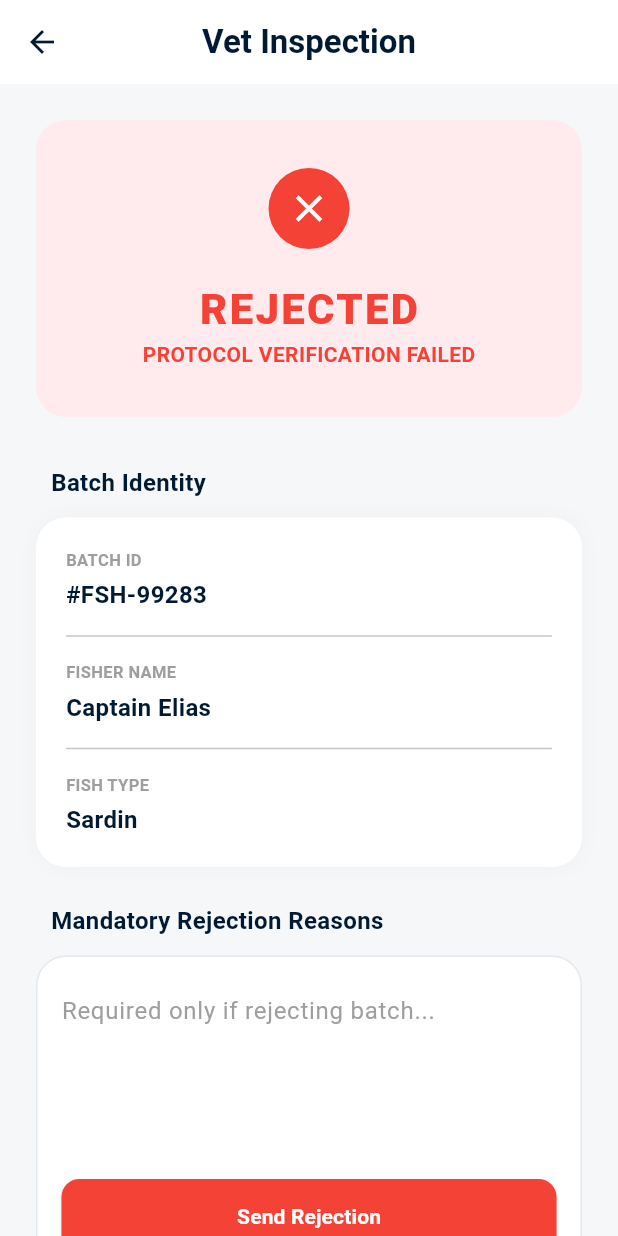
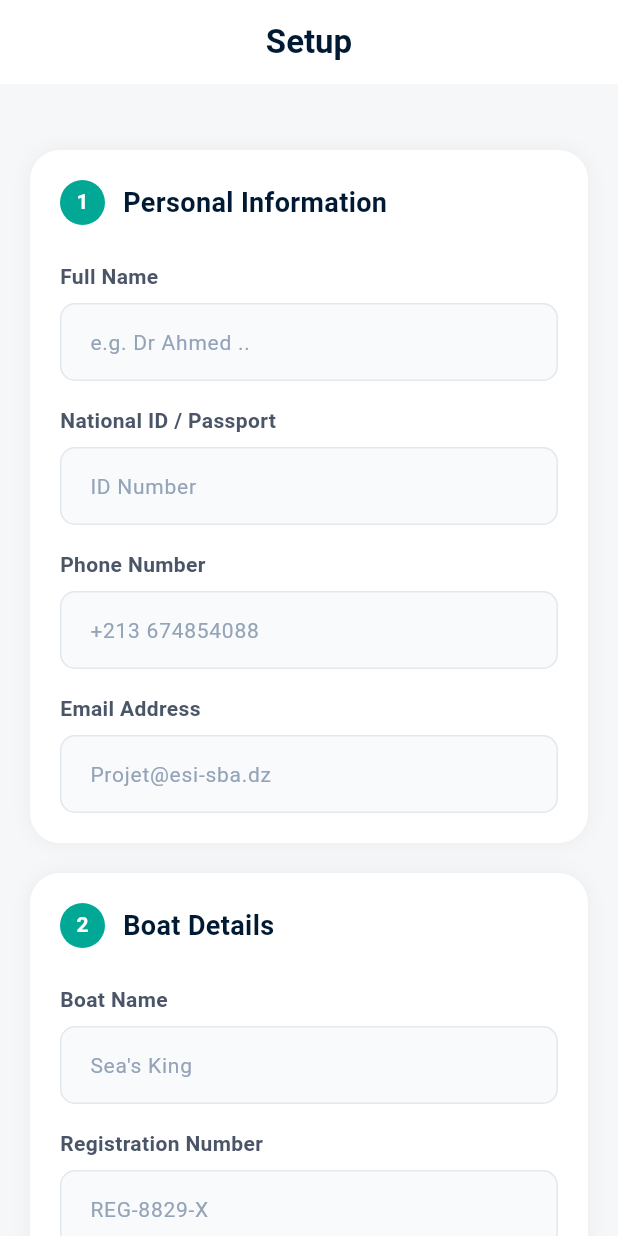
Before and after one commit to Hakoesi16/projet-global, a Flutter app: the screen it shows after launch, on a phone screen of 412 x 824 dp. Run offline on Flutter 3.47's test engine with Material 3 defaults, Android fonts, the phone set to English and light mode, and no system bars; our stand-ins replace bloc, equatable, flutter_bloc, google_sign_in, image_picker; missing offline and left inert: checkmark, flutter_facebook_auth.

Commit message:
ajouter pages de vitirinaire

```diff
--- a/lib/executt/failedverfc.dart
+++ b/lib/executt/failedverfc.dart
@@ -58,37 +58,6 @@ class _FailedvetPageState extends State<FailedvetPage> {
     }
   }
 
-  void _showQRCode(String batchId) {
-    showDialog(
-      context: context,
-      builder: (context) => AlertDialog(
-        shape: RoundedRectangleBorder(borderRadius: BorderRadius.circular(20)),
-        title: const Text("Batch QR Code", textAlign: TextAlign.center),
-        content: Column(
-          mainAxisSize: MainAxisSize.min,
-          children: [
-            Container(
-              width: 200,
-              height: 200,
-              decoration: BoxDecoration(
-                border: Border.all(color: const Color(0xFF013D73), width: 2),
-                borderRadius: BorderRadius.circular(10),
-              ),
-              child: const Icon(Icons.qr_code_2, size: 150, color: Color(0xFF013D73)),
-            ),
-            const SizedBox(height: 16),
-            Text("ID: $batchId", style: const TextStyle(fontWeight: FontWeight.bold)),
-          ],
-        ),
-        actions: [
-          TextButton(
-            onPressed: () => Navigator.pop(context),
-            child: const Text("Close"),
-          )
-        ],
-      ),
-    );
-  }
 
   @override
   Widget build(BuildContext context) {
@@ -139,11 +108,11 @@ class _FailedvetPageState extends State<FailedvetPage> {
                   ),
                   const SizedBox(height: 12),
                   _buildActionCard(
-                    icon: Icons.qr_code_2_outlined,
-                    title: "Generate Batch QR",
-                    subtitle: "Scan to verify authenticity",
+                    icon: Icons.remove_red_eye_outlined,
+                    title: "View Batch Report",
+                    subtitle: "",
                     actionIcon: Icons.open_in_new_outlined,
-                    onTap: () => _showQRCode(data["batchId"]),
+                    onTap: () {},
                   ),
                 ],
               ),
@@ -164,36 +133,51 @@ class _FailedvetPageState extends State<FailedvetPage> {
   Widget _buildStatusCard() {
     return Container(
       width: double.infinity,
-      padding: const EdgeInsets.all(32),
+      padding: const EdgeInsets.symmetric(vertical: 40),
       decoration: BoxDecoration(
-        color: const Color(0xFFFFEBEE), // Rouge très clair pour Rejeté
-        borderRadius: BorderRadius.circular(20),
+        color: const Color(0xFFF9B1B1), // Rose/Rouge clair selon l'image
+        borderRadius: BorderRadius.circular(15),
+        boxShadow: [
+          BoxShadow(
+            color: Colors.black.withValues(alpha: 0.1),
+            blurRadius: 20,
+            offset: const Offset(0, 10),
+          )
+        ],
       ),
       child: Column(
         children: [
           Container(
-            padding: const EdgeInsets.all(12),
-            decoration: const BoxDecoration(
-              color: Colors.red,
-              shape: BoxShape.circle,
+            width: 80,
+            height: 80,
+            decoration: BoxDecoration(
+              color: Colors.white.withValues(alpha: 0.2), // Rectangle arrondi pour l'icône
+              borderRadius: BorderRadius.circular(20),
             ),
-            child: const Icon(Icons.close, color: Colors.white, size: 30),
-          ),
-          const SizedBox(height: 20),
-          const Text("REJECTED",
-            style: TextStyle(
-              color: Colors.red,
-              fontSize: 28,
-              fontWeight: FontWeight.w900,
-              letterSpacing: 1.5,
+            child: const Icon(
+              Icons.block,
+              color: Color(0xFFE53935), // Rouge foncé pour l'icône
+              size: 45
             ),
           ),
+          const SizedBox(height: 24),
+          const Text(
+            "REJECTED",
+            style: TextStyle(
+              color: Color(0xFFE53935), // Rouge foncé pour le texte
+              fontSize: 34,
+              fontWeight: FontWeight.w900,
+              letterSpacing: 1,
+            ),
+          ),
+          const SizedBox(height: 8),
           const Text(
             "PROTOCOL VERIFICATION FAILED",
             style: TextStyle(
-              color: Colors.red,
+              color: Color(0xFFE53935),
               fontSize: 14,
               fontWeight: FontWeight.bold,
+              letterSpacing: 0.5,
             ),
           ),
         ],
@@ -203,7 +187,7 @@ class _FailedvetPageState extends State<FailedvetPage> {
 
   Widget _buildSectionTitle(String title) {
     return Container(
-      padding: EdgeInsets.only(left: 10),
+      padding: const EdgeInsets.only(left: 10),
       child: Text(
         title,
         style: const TextStyle(
@@ -273,7 +257,7 @@ class _FailedvetPageState extends State<FailedvetPage> {
           ElevatedButton(
             onPressed: _submitRejection,
             style: ElevatedButton.styleFrom(
-              backgroundColor: Colors.red,
+              backgroundColor: const Color(0xFFE53935),
               minimumSize: const Size(double.infinity, 50),
               shape: RoundedRectangleBorder(borderRadius: BorderRadius.circular(12)),
             ),
@@ -301,7 +285,7 @@ class _FailedvetPageState extends State<FailedvetPage> {
                 color: const Color(0xFFF1F5F9),
                 borderRadius: BorderRadius.circular(10),
               ),
-              child: Icon(icon, color: Colors.red),
+              child: Icon(icon, color: const Color(0xFFE53935)),
             ),
             const SizedBox(width: 16),
             Expanded(
--- /dev/null
+++ b/lib/executt/setupvit.dart
@@ -0,0 +1,344 @@
+import 'dart:io';
+import 'package:flutter/material.dart';
+import 'package:flutter_bloc/flutter_bloc.dart';
+import 'package:image_picker/image_picker.dart';
+import 'succesverfc.dart';
+import '../cubit/authcubit.dart';
+import '../cubit/authstate.dart';
+
+class SetupVitpage extends StatefulWidget {
+  final String token;
+  const SetupVitpage({super.key, required this.token});
+
+  @override
+  State<SetupVitpage> createState() => _SetupVitpageState();
+}
+
+class _SetupVitpageState extends State<SetupVitpage> {
+  final _fullNameVitController = TextEditingController();
+  final _nationalIdVitController = TextEditingController();
+  final _phoneVitController = TextEditingController();
+  final _emailVitController = TextEditingController();
+  final _boatNameVitController = TextEditingController();
+  final _registrationVitController = TextEditingController();
+  final _homePortVitController = TextEditingController();
+  final _licenseVitController = TextEditingController();
+  final _expiryVitController = TextEditingController();
+  File? _fishingLicenseFileVit;
+  File? _boatRegistrationFileVit;
+  final ImagePicker _picker = ImagePicker();
+
+  @override
+  void dispose() {
+    _fullNameVitController.dispose();
+    _nationalIdVitController.dispose();
+    _phoneVitController.dispose();
+    _emailVitController.dispose();
+    _boatNameVitController.dispose();
+    _registrationVitController.dispose();
+    _homePortVitController.dispose();
+    _licenseVitController.dispose();
+    _expiryVitController.dispose();
+    super.dispose();
+  }
+
+  Future<void> _pickFile(bool isLicense) async {
+    final XFile? pickedFile = await _picker.pickImage(source: ImageSource.gallery);
+    if (pickedFile != null) {
+      setState(() {
+        if (isLicense) {
+          _fishingLicenseFileVit = File(pickedFile.path);
+        } else {
+          _boatRegistrationFileVit = File(pickedFile.path);
+        }
+      });
+    }
+  }
+
+  void _submit() {
+    if (_fullNameVitController.text.isEmpty || _boatNameVitController.text.isEmpty || _licenseVitController.text.isEmpty) {
+      ScaffoldMessenger.of(context).showSnackBar(
+        const SnackBar(content: Text("Please fill all required fields")),
+      );
+      return;
+    }
+
+    context.read<AuthCubit>().submitSetupVit(
+      token: widget.token,
+      fullNameVit: _fullNameVitController.text.trim(),
+      nationalIdVit: _nationalIdVitController.text.trim(),
+      phoneVit: _phoneVitController.text.trim(),
+      emailVit: _emailVitController.text.trim(),
+      boatNameVit: _boatNameVitController.text.trim(),
+      registrationNumberVit: _registrationVitController.text.trim(),
+      homePortVit: _homePortVitController.text.trim(),
+      licenseNumberVit: _licenseVitController.text.trim(),
+      expiryDateVit: _expiryVitController.text.trim(),
+      fishingLicenseVit: _fishingLicenseFileVit,
+      boatRegistrationVit: _boatRegistrationFileVit,
+    );
+  }
+
+  @override
+  Widget build(BuildContext context) {
+    return Scaffold(
+      backgroundColor: const Color(0xFFF5F7F9),
+      appBar: AppBar(
+        backgroundColor: Colors.white,
+        elevation: 0,
+        title: const Text("Setup", style: TextStyle(fontWeight: FontWeight.bold, color: Color(0xFF011A33))),
+        centerTitle: true,
+      ),
+      body: BlocConsumer<AuthCubit, AuthState>(
+        listener: (context, state) {
+          if (state is SetupSuccess) {
+             Navigator.pushReplacement(context, MaterialPageRoute(builder: (context) => VetInspectionPage(token: widget.token, batchId: "NEW-BATCH")));
+          } else if (state is AuthError) {
+            ScaffoldMessenger.of(context).showSnackBar(
+              SnackBar(content: Text(state.message)),
+            );
+          }
+        },
+        builder: (context, state) {
+          if (state is SetupLoading) {
+            return const Center(child: CircularProgressIndicator(color: Color(0xFF01A896)));
+          }
+
+          return SingleChildScrollView(
+            padding: const EdgeInsets.all(20),
+            child: Column(
+              crossAxisAlignment: CrossAxisAlignment.start,
+              children: [
+                // _buildProgressBar(),
+                const SizedBox(height: 24),
+                _buildSection(
+                  number: "1",
+                  title: "Personal Information",
+                  children: [
+                    _label("Full Name"),
+                    customTextField("e.g. Dr Ahmed ..", _fullNameVitController),
+                    const SizedBox(height: 16),
+                    _label("National ID / Passport"),
+                    customTextField("ID Number", _nationalIdVitController),
+                    const SizedBox(height: 16),
+                    _label("Phone Number"),
+                    customTextField("+213 674854088", _phoneVitController),
+                    const SizedBox(height: 16),
+                    _label("Email Address"),
+                    customTextField("Projet@esi-sba.dz", _emailVitController),
+                  ],
+                ),
+                const SizedBox(height: 20),
+                _buildSection(
+                  number: "2",
+                  title: "Boat Details",
+                  children: [
+                    _label("Boat Name"),
+                    customTextField("Sea's King", _boatNameVitController),
+                    const SizedBox(height: 16),
+                    _label("Registration Number"),
+                    customTextField("REG-8829-X", _registrationVitController),
+                    const SizedBox(height: 16),
+                    _label("Home Port"),
+                    portTextField("City, Port Name", _homePortVitController),
+                  ],
+                ),
+                const SizedBox(height: 20),
+                _buildSection(
+                  number: "3",
+                  title: "Licenses & Documents",
+                  children: [
+                    _label("Primary License #"),
+                    customTextField("LIC-00-1122", _licenseVitController),
+                    const SizedBox(height: 16),
+                    _label("Expiry Date"),
+                    customTextField("mm/dd/yyyy", _expiryVitController),
+                    const SizedBox(height: 24),
+                    const Text("Required Uploads (PDF or JPG)", style: TextStyle(fontSize: 14, fontWeight: FontWeight.bold, color: Color(0xFF011A33))),
+                    const SizedBox(height: 16),
+                    _buildUploadTile(Icons.description, "Fishing License", _fishingLicenseFileVit, () => _pickFile(true)),
+                    const SizedBox(height: 12),
+                    _buildUploadTile(Icons.directions_boat, "Boat Registration", _boatRegistrationFileVit, () => _pickFile(false)),
+                  ],
+                ),
+                const SizedBox(height: 32),
+                _buildCompleteButton(),
+                const SizedBox(height: 24),
+                _buildFooterText(),
+                const SizedBox(height: 40),
+              ],
+            ),
+          );
+        },
+      ),
+    );
+  }
+
+  // Widget _buildProgressBar() {
+  //   return Container(
+  //     padding: const EdgeInsets.all(16),
+  //     decoration: BoxDecoration(
+  //       color: Colors.white,
+  //       borderRadius: BorderRadius.circular(15),
+  //     ),
+  //     child: Column(
+  //       children: [
+  //         Row(
+  //           mainAxisAlignment: MainAxisAlignment.spaceBetween,
+  //           children: const [
+  //             Text("Profile Completion", style: TextStyle(color: Color(0xFF01A896), fontWeight: FontWeight.bold, fontSize: 13)),
+  //             Text("65%", style: TextStyle(color: Color(0xFF011A33), fontWeight: FontWeight.bold, fontSize: 13)),
+  //           ],
+  //         ),
+  //         const SizedBox(height: 12),
+  //         ClipRRect(
+  //           borderRadius: BorderRadius.circular(5),
+  //           child: const LinearProgressIndicator(
+  //             value: 0.65,
+  //             minHeight: 8,
+  //             backgroundColor: Color(0xFFF1F5F9),
+  //             valueColor: AlwaysStoppedAnimation<Color>(Color(0xFF01A896)),
+  //           ),
+  //         ),
+  //       ],
+  //     ),
+  //   );
+  // }
+
+  Widget _buildSection({required String number, required String title, required List<Widget> children}) {
+    return Container(
+      padding: const EdgeInsets.all(20),
+      decoration: BoxDecoration(
+        color: Colors.white,
+        borderRadius: BorderRadius.circular(20),
+        boxShadow: [BoxShadow(color: Colors.black.withValues(alpha: 0.05), blurRadius: 10)],
+      ),
+      child: Column(
+        crossAxisAlignment: CrossAxisAlignment.start,
+        children: [
+          Row(
+            children: [
+              CircleAvatar(radius: 15, backgroundColor: const Color(0xFF01A896), child: Text(number, style: const TextStyle(color: Colors.white, fontSize: 14, fontWeight: FontWeight.bold))),
+              const SizedBox(width: 12),
+              Text(title, style: const TextStyle(fontSize: 18, fontWeight: FontWeight.bold, color: Color(0xFF011A33))),
+            ],
+          ),
+          const SizedBox(height: 24),
+          ...children,
+        ],
+      ),
+    );
+  }
+
+  Widget _label(String text) => Padding(padding: const EdgeInsets.only(bottom: 8), child: Text(text, style: const TextStyle(fontSize: 14, fontWeight: FontWeight.w600, color: Color(0xFF4A5568))));
+
+  Widget _buildUploadTile(IconData icon, String title, File? file, VoidCallback onTap) {
+    return Container(
+      padding: const EdgeInsets.all(12),
+      decoration: BoxDecoration(
+        color: const Color(0xFFF8FAFC),
+        borderRadius: BorderRadius.circular(12),
+        border: Border.all(color: const Color(0xFFE2E8F0)),
+      ),
+      child: Row(
+        children: [
+          Icon(icon, color: const Color(0xFF01A896)),
+          const SizedBox(width: 12),
+          Expanded(
+            child: Column(
+              crossAxisAlignment: CrossAxisAlignment.start,
+              children: [
+                Text(title, style: const TextStyle(fontWeight: FontWeight.bold, fontSize: 14, color: Color(0xFF011A33))),
+                Text(file != null ? file.path.split('/').last : "Not uploaded",
+                    style: TextStyle(color: file != null ? Colors.green : Colors.grey, fontSize: 12)),
+              ],
+            ),
+          ),
+          ElevatedButton(
+            onPressed: onTap,
+            style: ElevatedButton.styleFrom(
+              backgroundColor: const Color(0xFFE0F2F1),
+              foregroundColor: const Color(0xFF01A896),
+              elevation: 0,
+              padding: const EdgeInsets.symmetric(horizontal: 16),
+              shape: RoundedRectangleBorder(borderRadius: BorderRadius.circular(8)),
+            ),
+            child: Text(file != null ? "Change" : "Upload", style: const TextStyle(fontWeight: FontWeight.bold)),
+          ),
+        ],
+      ),
+    );
+  }
+
+  Widget _buildCompleteButton() {
+    return ElevatedButton(
+      onPressed: _submit,
+      style: ElevatedButton.styleFrom(
+        backgroundColor: const Color(0xFF01A896),
+        minimumSize: const Size(double.infinity, 56),
+        shape: RoundedRectangleBorder(borderRadius: BorderRadius.circular(12)),
+        elevation: 2,
+      ),
+      child: Row(
+        mainAxisAlignment: MainAxisAlignment.center,
+        children: const [
+          Text("Complete Setup", style: TextStyle(color: Colors.white, fontSize: 18, fontWeight: FontWeight.bold)),
+          SizedBox(width: 8),
+          Icon(Icons.check_circle_outline, color: Colors.white),
+        ],
+      ),
+    );
+  }
+
+  Widget _buildFooterText() {
+    return Center(
+      child: Column(
+        children: [
+          const Text("By completing setup, you agree to \"Let's Fishing\"", style: TextStyle(fontSize: 12, color: Colors.grey)),
+          const SizedBox(height: 4),
+          Row(
+            mainAxisAlignment: MainAxisAlignment.center,
+            children: [
+              GestureDetector(
+                onTap: () {},
+                child: const Text("Terms of Maritime Service", style: TextStyle(color: Color(0xFF01A896), decoration: TextDecoration.underline, fontSize: 12, fontWeight: FontWeight.bold)),
+              ),
+              const Text(" and Safety Guidelines.", style: TextStyle(fontSize: 12, color: Colors.grey)),
+            ],
+          ),
+        ],
+      ),
+    );
+  }
+}
+
+Widget customTextField(String hint, TextEditingController controller) {
+  return TextField(
+    controller: controller,
+    decoration: InputDecoration(
+      hintText: hint,
+      hintStyle: const TextStyle(color: Color(0xFF94A3B8), fontSize: 14),
+      filled: true,
+      fillColor: const Color(0xFFF8FAFB),
+      contentPadding: const EdgeInsets.symmetric(horizontal: 16, vertical: 14),
+      border: OutlineInputBorder(borderRadius: BorderRadius.circular(10), borderSide: const BorderSide(color: Color(0xFFE2E8F0))),
+      enabledBorder: OutlineInputBorder(borderRadius: BorderRadius.circular(10), borderSide: const BorderSide(color: Color(0xFFE2E8F0))),
+    ),
+  );
+}
+
+Widget portTextField(String hint, TextEditingController controller) {
+  return TextField(
+    controller: controller,
+    decoration: InputDecoration(
+      prefixIcon: const Icon(Icons.location_on_outlined, color: Color(0xFF01A896)),
+      hintText: hint,
+      hintStyle: const TextStyle(color: Color(0xFF94A3B8), fontSize: 14),
+      filled: true,
+      fillColor: const Color(0xFFF8FAFB),
+      contentPadding: const EdgeInsets.symmetric(horizontal: 16, vertical: 14),
+      border: OutlineInputBorder(borderRadius: BorderRadius.circular(10), borderSide: const BorderSide(color: Color(0xFFE2E8F0))),
+      enabledBorder: OutlineInputBorder(borderRadius: BorderRadius.circular(10), borderSide: const BorderSide(color: Color(0xFFE2E8F0))),
+    ),
+  );
+}
--- a/lib/main.dart
+++ b/lib/main.dart
@@ -6,6 +6,7 @@ import 'package:send/executt/succes.dart';
 import 'cubit/authcubit.dart';
 import 'executt/failedverfc.dart';
 import 'executt/fileinfo.dart';
+import 'executt/setupvit.dart';
 import 'executt/succesverfc.dart';
 
 void main() {
@@ -22,7 +23,7 @@ class MyApp extends StatelessWidget {
   @override
   Widget build(BuildContext context) {
     return MaterialApp(
-      home: FailedvetPage(token: '', batchId: '',),
+      home: SetupVitpage(token: ''),
     );
   }
 }
```
Also changed, not shown: lib/cubit/authcubit.dart (+54 -0 lines), lib/executt/succesverfc.dart (+37 -59 lines).
